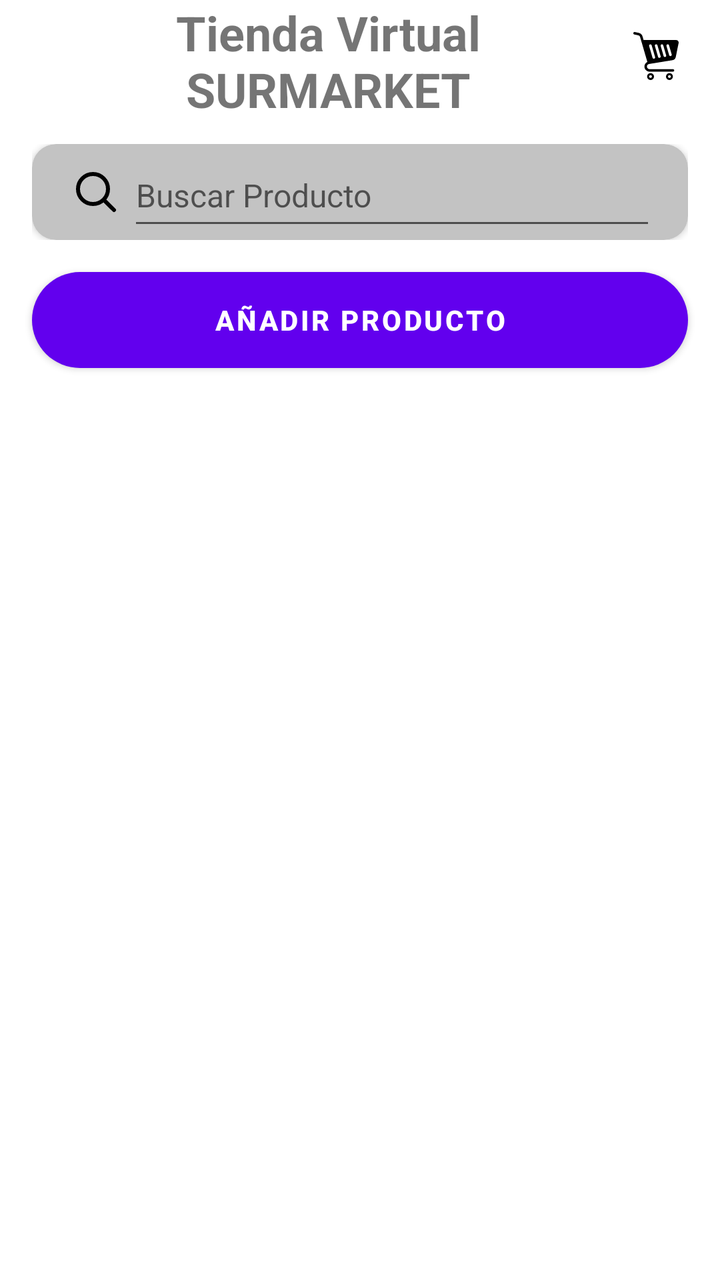
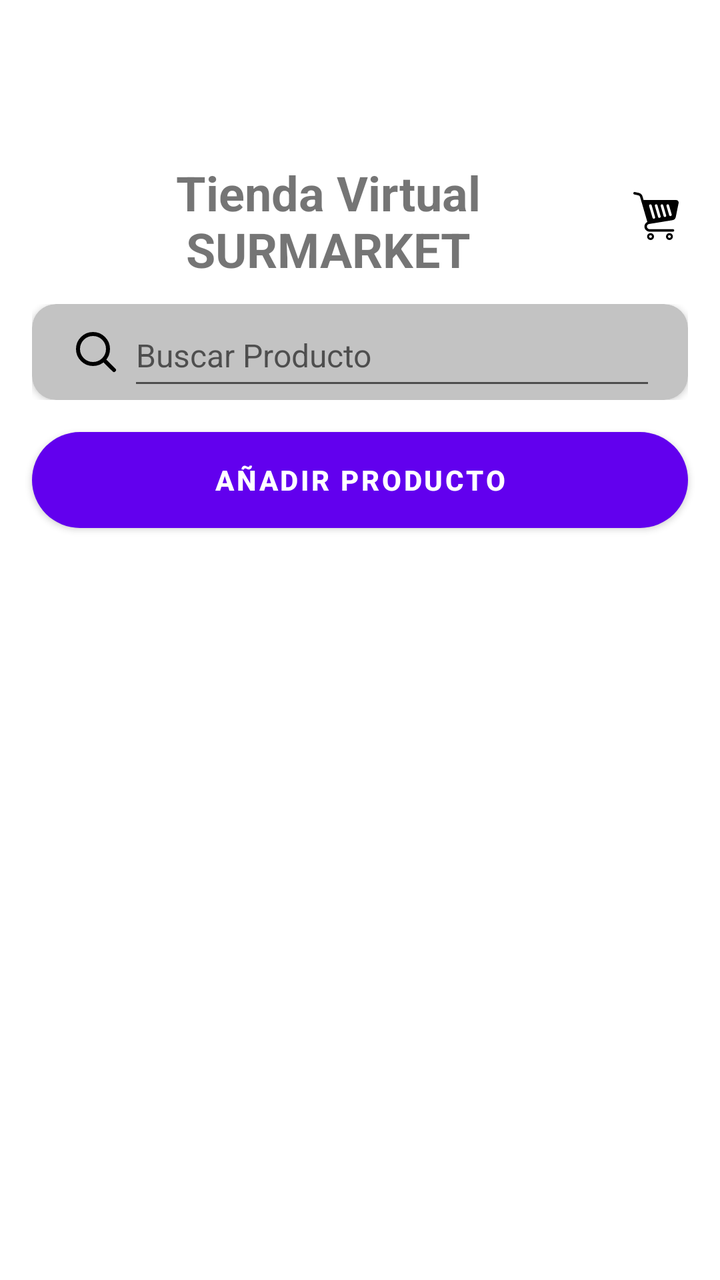

The first picture is an Android layout as it rendered before a commit; the second is the same layout after the commit. The layout source and the unified diff follow.
<!-- AndroidManifest.xml: application theme Theme.SurMarket -->
<!-- res/layout/fragment_products_list.xml -->
<?xml version="1.0" encoding="utf-8"?>
<LinearLayout xmlns:android="http://schemas.android.com/apk/res/android"
    xmlns:app="http://schemas.android.com/apk/res-auto"
    xmlns:tools="http://schemas.android.com/tools"
    android:orientation="vertical"
    android:layout_width="match_parent"
    android:layout_height="match_parent"
    tools:context=".FragmentProductsList"
    >
    <LinearLayout
        android:layout_width="match_parent"
        android:layout_height="@dimen/TitleHeight"
        android:orientation="horizontal"
        android:elevation="2dp"
        android:gravity="center_vertical"
        android:paddingHorizontal="16dp"
        >
        <TextView
            android:id="@+id/TXV_FRGProductsList_Title"
            android:layout_width="0dp"
            android:layout_height="wrap_content"
            android:layout_weight="1"
            android:text="@string/FRGProductList_Title"
            android:textSize="@dimen/FRGTitleTextSize"
            android:textStyle="bold"
            android:gravity="center"
            />
        <ImageView
            android:id="@+id/IMV_FRGProductsList_ShoppingCart"
            android:layout_width="@dimen/imageViewIconSize"
            android:layout_height="@dimen/imageViewIconSize"
            android:clickable="true"
            android:focusable="true"
            android:contentDescription="@string/Shopping_Cart"
            android:padding="@dimen/imageViewIconPadding"
            android:src="@drawable/icshoppingcart"
            />

    </LinearLayout>
    <LinearLayout
        android:layout_width="match_parent"
        android:layout_height="wrap_content"
        android:gravity="center_horizontal"
        android:orientation="vertical"
        android:padding="16dp"
        >
        <androidx.cardview.widget.CardView
            android:layout_width="match_parent"
            android:layout_height="@dimen/cardview_controls"
            app:cardCornerRadius="@dimen/cardview_corner_radius"
            app:cardElevation="@dimen/cardview_default_elevation"
            app:cardBackgroundColor="@color/inputFondoGris"
            >
            <LinearLayout
                android:orientation="horizontal"
                android:layout_width="match_parent"
                android:layout_height="match_parent"
                android:gravity="center_horizontal"
                android:paddingHorizontal="16dp"
                >
                <ImageView
                    android:id="@+id/IMV_FRGProductsList_Search"
                    android:layout_width="@dimen/imageViewIconSize"
                    android:layout_height="match_parent"
                    android:clickable="true"
                    android:focusable="true"
                    android:contentDescription="@string/Search"
                    android:padding="@dimen/imageViewIconPadding"
                    android:src="@drawable/icsearch"
                    />
                <EditText
                    android:id="@+id/ETX_FRGProductsList_Search"
                    android:layout_width="0dp"
                    android:layout_height="match_parent"
                    android:layout_weight="1"
                    android:hint="@string/Search"
                    android:maxLines="1"
                    android:textSize="@dimen/FRGEditTextTextSize"
                    />


            </LinearLayout>

        </androidx.cardview.widget.CardView>

    </LinearLayout>

    <Button
        android:id="@+id/BTN_FRGProductsList_AddProduct"
        android:layout_width="match_parent"
        android:layout_height="wrap_content"
        android:background="@drawable/bg_button_rounded"
        android:layout_marginHorizontal="16sp"
        android:textStyle="bold"
        android:text="@string/FRGProductList_BTNAddProduct"
        />
</LinearLayout>
<!-- resources referenced by this layout -->
<resources>
  <color name="inputFondoGris">#C3C3C3</color>
  <dimen name="FRGEditTextTextSize">16sp</dimen>
  <dimen name="FRGTitleTextSize">24sp</dimen>
  <dimen name="TitleHeight">56dp</dimen>
  <dimen name="cardview_controls">48dp</dimen>
  <dimen name="cardview_corner_radius">12dp</dimen>
  <dimen name="imageViewIconPadding">4dp</dimen>
  <dimen name="imageViewIconSize">32dp</dimen>
  <!-- drawable bg_button_rounded (drawable) -->
  <?xml version="1.0" encoding="utf-8"?>
  <shape xmlns:android="http://schemas.android.com/apk/res/android"
      android:shape="rectangle">
  
      
      <solid android:color="#EBF1F5" />
  
      
      <corners android:radius="50dp" />
  </shape>
  <!-- drawable icsearch (drawable) -->
  <vector xmlns:android="http://schemas.android.com/apk/res/android"
      android:width="800dp"
      android:height="800dp"
      android:viewportWidth="24"
      android:viewportHeight="24">
    <path
        android:pathData="M15.795,15.811L21,21M18,10.5C18,14.642 14.642,18 10.5,18C6.358,18 3,14.642 3,10.5C3,6.358 6.358,3 10.5,3C14.642,3 18,6.358 18,10.5Z"
        android:strokeLineJoin="round"
        android:strokeWidth="2"
        android:fillColor="#00000000"
        android:strokeColor="#000000"
        android:strokeLineCap="round"/>
  </vector>
  <!-- drawable icshoppingcart: vector/xml drawable (drawable, 3708 chars, omitted) -->
  <string name="FRGProductList_BTNAddProduct">Añadir Producto</string>
  <string name="FRGProductList_Title">Tienda Virtual SURMARKET</string>
  <string name="Search">Buscar Producto</string>
  <string name="Shopping_Cart">Carrito de Compras</string>
  <style name="Theme.SurMarket" parent="Theme.MaterialComponents.DayNight.DarkActionBar">
          
          <item name="colorPrimary">@color/purple_500</item>
          <item name="colorPrimaryVariant">@color/purple_700</item>
          <item name="colorOnPrimary">@color/white</item>
          
          <item name="colorSecondary">@color/teal_200</item>
          <item name="colorSecondaryVariant">@color/teal_700</item>
          <item name="colorOnSecondary">@color/black</item>
          
          <item name="android:statusBarColor">?attr/colorPrimaryVariant</item>
          
      </style>
  <color name="purple_500">#FF6200EE</color>
  <color name="purple_700">#FF3700B3</color>
  <color name="white">#FFFFFFFF</color>
  <color name="teal_200">#FF03DAC5</color>
  <color name="teal_700">#FF018786</color>
  <color name="black">#FF000000</color>
</resources>

<!-- the commit's change to res/layout/fragment_products_list.xml (unified diff, before → after) -->
@@ -14,6 +14,7 @@
         android:elevation="2dp"
         android:gravity="center_vertical"
         android:paddingHorizontal="16dp"
+        android:layout_marginTop="@dimen/FRGMarginTop"
         >
         <TextView
             android:id="@+id/TXV_FRGProductsList_Title"
@@ -94,4 +95,89 @@
         android:textStyle="bold"
         android:text="@string/FRGProductList_BTNAddProduct"
         />
+
+    <androidx.recyclerview.widget.RecyclerView
+        android:id="@+id/RCV_FRGProductsList_ProductsList"
+        android:layout_width="match_parent"
+        android:layout_height="0dp"
+        android:layout_weight="1"
+        tools:listitem="@layout/item_productslist"
+        />
 </LinearLayout>
+<!-- res/layout/item_productslist.xml (included above) -->
+<?xml version="1.0" encoding="utf-8"?>
+<androidx.cardview.widget.CardView xmlns:android="http://schemas.android.com/apk/res/android"
+    xmlns:app="http://schemas.android.com/apk/res-auto"
+    xmlns:tools="http://schemas.android.com/tools"
+    android:layout_width="match_parent"
+    android:layout_height="wrap_content"
+    android:layout_marginBottom="@dimen/cardview_default_margin_bottom"
+    app:cardCornerRadius="@dimen/cardview_item_corner_radius"
+    app:cardElevation="@dimen/cardview_default_elevation"
+    android:clickable="true"
+    android:focusable="true"
+    >
+    <LinearLayout
+        android:layout_width="match_parent"
+        android:layout_height="wrap_content"
+        android:orientation="horizontal"
+        android:padding="@dimen/cardview_default_Padding"
+        >
+        <LinearLayout
+            android:layout_width="0dp"
+            android:layout_height="wrap_content"
+            android:orientation="vertical"
+            android:layout_weight="1"
+            android:layout_marginStart="@dimen/item_marginStart"
+            android:gravity="center_vertical"
+            >
+            <TextView
+                android:id="@+id/TXV_FRGProductsList_Category"
+                android:layout_width="wrap_content"
+                android:layout_height="wrap_content"
+                android:text="Categoria alimentos"
+                android:textSize="@dimen/ITTextView_TextSize"
+                android:layout_marginBottom="@dimen/ITMarginBottom"
+                />
+            <TextView
+                android:id="@+id/TXV_FRGProductsList_ProductName"
+                android:layout_width="wrap_content"
+                android:layout_height="wrap_content"
+                android:text="Arroz"
+                android:textSize="@dimen/ITTextView_TextSize"
+                android:layout_marginBottom="@dimen/ITMarginBottom"
+                android:textStyle="bold"
+                />
+            <TextView
+                android:id="@+id/TXV_FRGProductsList_Price"
+                android:layout_width="wrap_content"
+                android:layout_height="wrap_content"
+                android:text="Precio: 4.50 Bs"
+                android:textSize="@dimen/ITTextView_TextSize"
+                android:layout_marginBottom="@dimen/ITMarginBottom"
+                />
+            <Button
+                android:id="@+id/BTN_ITProductList_Buy"
+                android:layout_width="wrap_content"
+                android:layout_height="wrap_content"
+                android:text="@string/ITProductList_BTNBuyProduct"
+                android:textSize="@dimen/ITTextView_TextSize"
+                android:paddingHorizontal="@dimen/button_padding_horizontal"
+                />
+        </LinearLayout>
+        <androidx.cardview.widget.CardView
+            android:layout_width="@dimen/cardview_image"
+            android:layout_height="@dimen/cardview_image"
+            app:cardCornerRadius="@dimen/cardview_item_corner_radius"
+            android:elevation="0dp">
+            <ImageView
+                android:id="@+id/IMV_FRGProductsList_ProductImage"
+                android:layout_width="match_parent"
+                android:layout_height="match_parent"
+                android:scaleType="centerCrop"
+                android:contentDescription="@string/product"
+                android:src="@drawable/surmarket"/>
+        </androidx.cardview.widget.CardView>
+    </LinearLayout>
+
+</androidx.cardview.widget.CardView>
<!-- resource entries referenced after the edit -->
@@ -2,12 +2,21 @@
 <resources>
   <color name="inputFondoGris">#C3C3C3</color>
   <dimen name="FRGEditTextTextSize">16sp</dimen>
+  <dimen name="FRGMarginTop">80dp</dimen>
   <dimen name="FRGTitleTextSize">24sp</dimen>
+  <dimen name="ITMarginBottom">4dp</dimen>
+  <dimen name="ITTextView_TextSize">12sp</dimen>
   <dimen name="TitleHeight">56dp</dimen>
+  <dimen name="button_padding_horizontal">16dp</dimen>
   <dimen name="cardview_controls">48dp</dimen>
   <dimen name="cardview_corner_radius">12dp</dimen>
+  <dimen name="cardview_default_Padding">12dp</dimen>
+  <dimen name="cardview_default_margin_bottom">12dp</dimen>
+  <dimen name="cardview_image">110dp</dimen>
+  <dimen name="cardview_item_corner_radius">8dp</dimen>
   <dimen name="imageViewIconPadding">4dp</dimen>
   <dimen name="imageViewIconSize">32dp</dimen>
+  <dimen name="item_marginStart">12dp</dimen>
   <!-- drawable bg_button_rounded (drawable) -->
   <?xml version="1.0" encoding="utf-8"?>
   <shape xmlns:android="http://schemas.android.com/apk/res/android"
@@ -34,10 +43,13 @@
         android:strokeLineCap="round"/>
   </vector>
   <!-- drawable icshoppingcart: vector/xml drawable (drawable, 3708 chars, omitted) -->
+  <!-- drawable surmarket: png bitmap (drawable, 81495 bytes) -->
   <string name="FRGProductList_BTNAddProduct">Añadir Producto</string>
   <string name="FRGProductList_Title">Tienda Virtual SURMARKET</string>
+  <string name="ITProductList_BTNBuyProduct">COMPRAR</string>
   <string name="Search">Buscar Producto</string>
   <string name="Shopping_Cart">Carrito de Compras</string>
+  <string name="product">Producto</string>
   <style name="Theme.SurMarket" parent="Theme.MaterialComponents.DayNight.DarkActionBar">
           
           <item name="colorPrimary">@color/purple_500</item>
